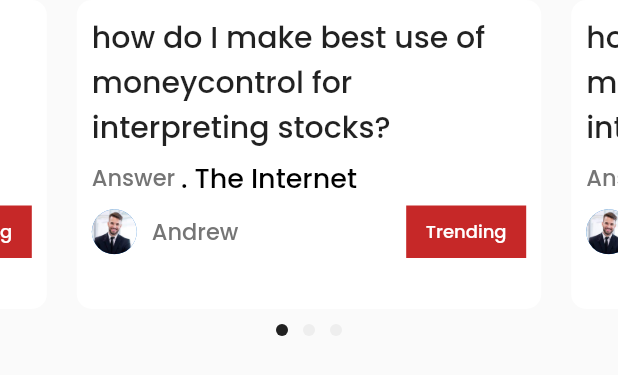
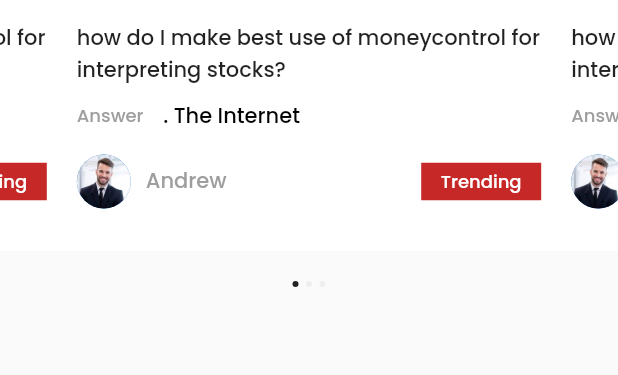
Before and after one commit to Mitun-at-work/ayu_hub, a Flutter app: the CarouselWidget widget shown alone on an empty page, opened directly, on a phone screen of 412 x 824 dp. Shown: the top 375 px of the screen. Run offline on Flutter 3.47's test engine with Material 2 defaults, Android fonts, the light colour scheme and no system bars; drawn by our look-alikes of carousel_slider, smooth_page_indicator; our stand-ins replace cached_network_image; network calls fail.

Commit message:
modularised update

```diff
--- a/lib/features/ui/forum/forum_widgets/carousel.dart
+++ b/lib/features/ui/forum/forum_widgets/carousel.dart
@@ -25,12 +25,10 @@
         CarouselSlider(
           options: CarouselOptions(
             enableInfiniteScroll: true,
-            autoPlay: false,
-            autoPlayCurve: Curves.linear,
+            autoPlay: true,
             autoPlayAnimationDuration: const Duration(milliseconds: 800),
-            autoPlayInterval: const Duration(seconds: 2),
-            enlargeCenterPage: false,
-            aspectRatio: 2.0,
+            autoPlayInterval: const Duration(seconds: 7),
+            aspectRatio: 16 / 6.5,
             onPageChanged: (index, reason) {
               setState(
                 () {
@@ -41,14 +39,14 @@
           ),
           items: myitems,
         ),
-        const SizedBox(height: 10),
+        const SizedBox(height: 20),
         AnimatedSmoothIndicator(
           activeIndex: myCurrentIndex,
           count: myitems.length,
           effect: WormEffect(
-            dotHeight: 8,
-            dotWidth: 8,
-            spacing: 10,
+            dotHeight: 4,
+            dotWidth: 4,
+            spacing: 5,
             dotColor: Colors.grey.shade200,
             activeDotColor: Colors.grey.shade900,
             paintStyle: PaintingStyle.fill,
--- a/lib/features/ui/forum/forum_widgets/trending.dart
+++ b/lib/features/ui/forum/forum_widgets/trending.dart
@@ -7,17 +7,12 @@
   @override
   Widget build(BuildContext context) {
     return Container(
-      margin: const EdgeInsets.symmetric(horizontal: 10),
-      // height: 200,
-      width: 600,
+      width: MediaQuery.of(context).size.width,
       decoration: const BoxDecoration(
-        borderRadius: BorderRadius.all(
-          Radius.circular(10),
-        ),
         color: Colors.white,
       ),
       child: Padding(
-        padding: const EdgeInsets.all(10.0),
+        padding: const EdgeInsets.symmetric(vertical: 15, horizontal: 10),
         child: Column(
           mainAxisAlignment: MainAxisAlignment.start,
           crossAxisAlignment: CrossAxisAlignment.start,
@@ -26,35 +21,30 @@
               chats[0]["text"],
               style: const TextStyle(
                 fontWeight: FontWeight.w400,
-                fontSize: 20,
               ),
             ),
-            const SizedBox(height: 5),
-            Row(
+            const SizedBox(height: 10),
+            const Row(
               children: [
                 Text(
                   "Answer ",
-                  style: TextStyle(
-                    fontWeight: FontWeight.w200,
-                    fontSize: 15,
-                    color: Colors.grey.shade600,
-                  ),
+                  style: TextStyle(color: Colors.grey, fontSize: 12),
                 ),
-                const Text(
+                SizedBox(width: 10),
+                Text(
                   ". The Internet",
                   style: TextStyle(
                     fontWeight: FontWeight.w100,
-                    fontSize: 18,
                     color: Colors.black,
                   ),
                 ),
               ],
             ),
-            const SizedBox(height: 5),
+            const SizedBox(height: 15),
             Row(
               children: [
                 CircleAvatar(
-                  radius: 15,
+                  radius: 18,
                   backgroundImage: AssetImage(
                     chats[0]["profileUrl"],
                   ),
@@ -62,15 +52,15 @@
                 const SizedBox(width: 10),
                 Text(
                   chats[0]["profileName"],
-                  style: TextStyle(
-                    fontSize: 15,
-                    color: Colors.grey.shade600,
+                  style: const TextStyle(
+                    fontSize: 14,
+                    color: Colors.grey,
                   ),
                 ),
                 const Spacer(),
                 Container(
                   alignment: Alignment.center,
-                  height: 35,
+                  height: 25,
                   width: 80,
                   decoration: BoxDecoration(
                     color: Colors.red.shade800,
--- a/lib/main.dart
+++ b/lib/main.dart
@@ -1,10 +1,10 @@
-import 'package:ayu_hub/features/ui/profile/Profile.dart';
+import 'package:ayu_hub/navbar.dart';
 import 'package:flutter/material.dart';
 
 void main() => runApp(
       MaterialApp(
         debugShowCheckedModeBanner: false,
         theme: ThemeData(fontFamily: 'Poppins'),
-        home: const Profile(),
+        home: const Navbar(),
       ),
     );
--- a/lib/navbar.dart
+++ b/lib/navbar.dart
@@ -1,5 +1,6 @@
 import 'package:ayu_hub/features/ui/forum/forum.dart';
 import 'package:ayu_hub/features/ui/home/home.dart';
+import 'package:ayu_hub/features/ui/profile/Profile.dart';
 import 'package:ayu_hub/features/ui/shop/shop.dart';
 import 'package:flutter/material.dart';
 
@@ -20,9 +21,7 @@
     const Scaffold(
       backgroundColor: Colors.blue,
     ),
-    const Scaffold(
-      backgroundColor: Colors.amber,
-    ),
+    const Profile(),
   ];
   @override
   Widget build(BuildContext context) {
```
Also changed, not shown: lib/features/ui/forum/forum.dart (+70 -85 lines), lib/features/ui/home/home.dart (+4 -5 lines).
